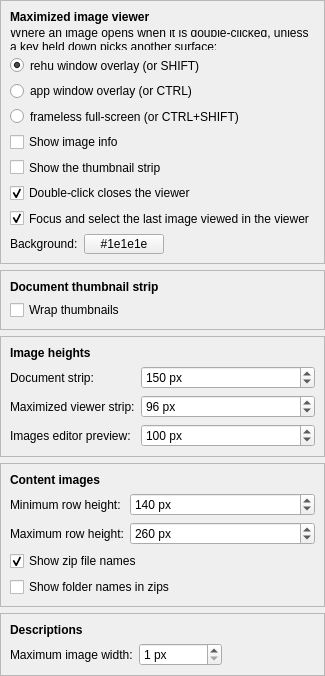
Old version of the form packages/rehuco-agent/src/rehuco_agent/settings/ui/images_display_page.ui in the repository borco/rehuco.
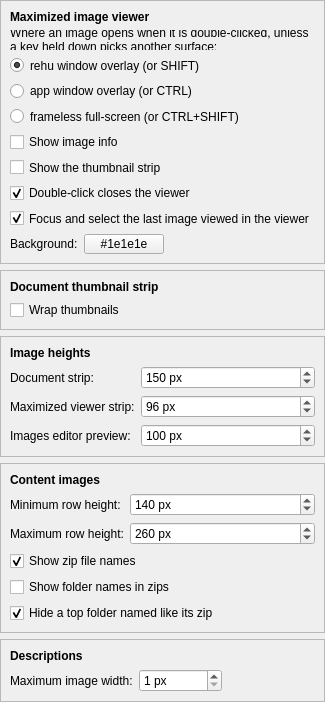
New version of the form. Custom widgets are drawn as their Qt base class.

Commit message: refs #367: feat: content-image banners drop a top folder that only repeats the zip's name

The edit to the form file:
```diff
--- a/packages/rehuco-agent/src/rehuco_agent/settings/ui/images_display_page.ui
+++ b/packages/rehuco-agent/src/rehuco_agent/settings/ui/images_display_page.ui
@@ -441,6 +441,19 @@
         </property>
        </widget>
       </item>
+      <item row="5" column="0" colspan="2">
+       <widget class="QCheckBox" name="content_strip_zip_folder_check_box">
+        <property name="text">
+         <string>Hide a top folder named like its zip</string>
+        </property>
+        <property name="toolTip">
+         <string>When all of a zip's images sit in one top folder with the zip's own name, leave that folder out of the banners: foo.zip:/bar rather than foo.zip:/foo/bar.</string>
+        </property>
+        <property name="checked">
+         <bool>true</bool>
+        </property>
+       </widget>
+      </item>
      </layout>
     </widget>
    </item>
```
The commit also changes 8 other files.
